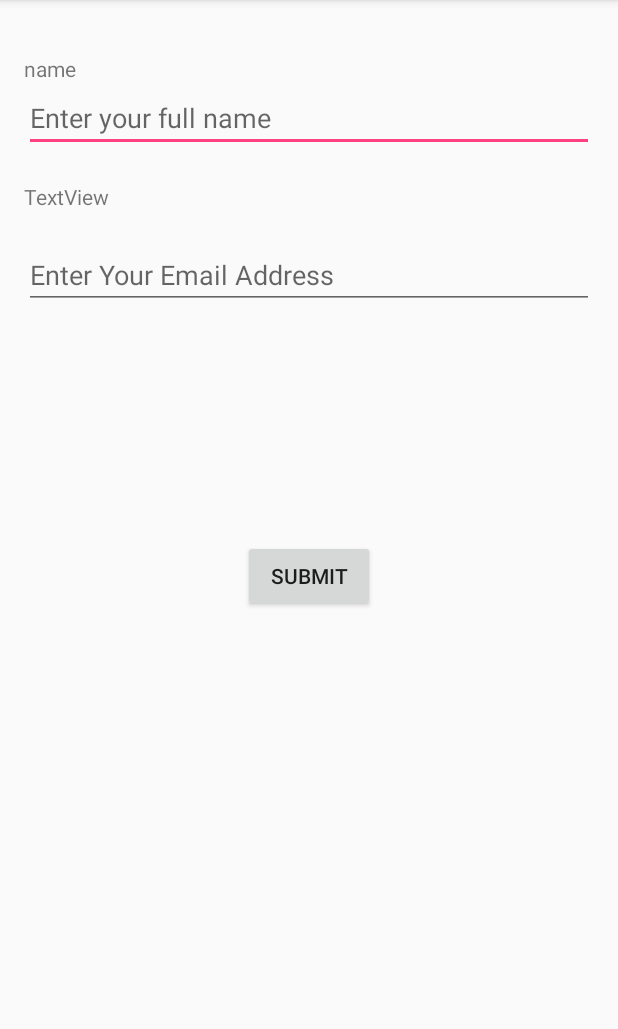
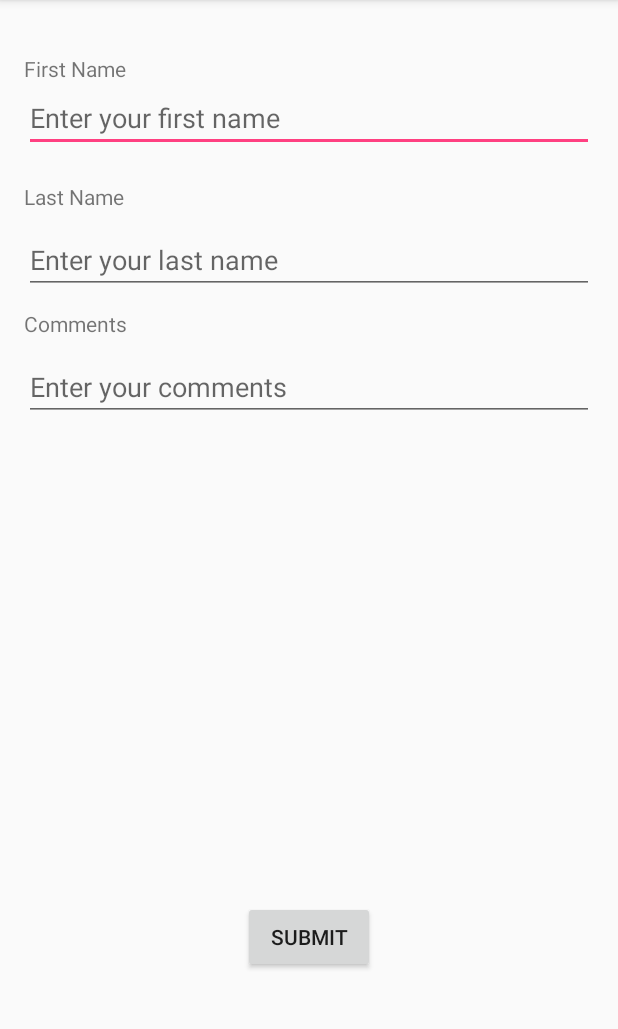
Before and after one commit to tando89/AndroidLearning, an Android app: the screen it shows after launch (MainActivity), after a tap on "SUBMIT", on a phone screen of 412 x 824 dp, the part 84-1113 px from its top. Run offline under Robolectric (Android 15) with nearby library versions, the phone set to English and light mode, and no system bars; our stand-ins replace Volley; network calls fail.

Commit message:
Using volley to add firstname, lastname, comments into mySQL server

```diff
--- a/VolleyInsertionData/app/src/main/java/com/tando/volleyinsertiondata/MainActivity.java
+++ b/VolleyInsertionData/app/src/main/java/com/tando/volleyinsertiondata/MainActivity.java
@@ -22,9 +22,9 @@ public class MainActivity extends AppCompatActivity {
 
     Button button;
 
-    EditText Name, Email;
+    EditText FirstName, LastName, Comment;
 
-    String server_url = "https://feedback-server-tand089.c9users.io/update_info.php";
+    String server_url = "https://feedback-server-tand089.c9users.io/addData.php";
 
     AlertDialog.Builder builder;
 
@@ -33,18 +33,20 @@ public class MainActivity extends AppCompatActivity {
         super.onCreate(savedInstanceState);
         setContentView(R.layout.activity_main);
         button = (Button) findViewById(R.id.bn);
-        Name   = (EditText) findViewById(R.id.name);
-        Email  = (EditText) findViewById(R.id.email);
-        builder = new AlertDialog.Builder(MainActivity.this);
+        FirstName  = (EditText) findViewById(R.id.FirstName);
+        LastName   = (EditText) findViewById(R.id.LastName);
+        Comment    = (EditText) findViewById(R.id.Comment);
+        builder    = new AlertDialog.Builder(MainActivity.this);
         //set onclick function for button bn
         button.setOnClickListener(new View.OnClickListener() {
             @Override
             public void onClick(View v) {
 
-                final String name, email;
+                final String firstName,lastName,comment;
 
-                    name = Name.getText().toString();
-                    email = Email.getText().toString();
+                firstName = FirstName.getText().toString();
+                lastName = LastName.getText().toString();
+                comment = Comment.getText().toString();
                 StringRequest stringRequest = new StringRequest(Request.Method.POST, server_url,
                         new Response.Listener<String>() {
                             @Override
@@ -54,8 +56,9 @@ public class MainActivity extends AppCompatActivity {
                                     builder.setPositiveButton("OK",new DialogInterface.OnClickListener(){
                                         @Override
                                         public void onClick(DialogInterface dialog, int which) {
-                                            Name.setText("");
-                                            Email.setText("");
+                                            FirstName.setText("");
+                                            LastName.setText("");
+                                            Comment.setText("");
                                         }
                                     });
                                 AlertDialog alertDialog = builder.create();
@@ -72,9 +75,9 @@ public class MainActivity extends AppCompatActivity {
                     @Override
                     protected Map<String, String> getParams() throws AuthFailureError {
                         Map<String, String> params = new HashMap<String, String>();
-                        params.put("name", name);
-                        params.put("email", email);
-
+                        params.put("FIRSTNAME", firstName);
+                        params.put("LASTNAME", lastName);
+                        params.put("SUBJECT", comment);
                         return params;
                     }
                 };
--- a/VolleyInsertionData/app/src/main/res/layout/activity_main.xml
+++ b/VolleyInsertionData/app/src/main/res/layout/activity_main.xml
@@ -13,7 +13,7 @@
     <TextView
         android:layout_width="wrap_content"
         android:layout_height="wrap_content"
-        android:text="name"
+        android:text="First Name"
         android:layout_marginTop="20dp"/>
 
     <EditText
@@ -21,18 +21,17 @@
         android:layout_height="wrap_content"
         android:inputType="textPersonName"
         android:ems="10"
-        android:layout_below="@+id/textView"
         android:layout_alignParentLeft="true"
         android:layout_alignParentStart="true"
         android:layout_marginTop="40dp"
-        android:id="@+id/name"
-        android:hint="Enter your full name" />
+        android:id="@+id/FirstName"
+        android:hint="Enter your first name" />
 
     <TextView
-        android:text="TextView"
+        android:text="Last Name"
         android:layout_width="wrap_content"
         android:layout_height="wrap_content"
-        android:layout_below="@+id/name"
+        android:layout_below="@+id/FirstName"
         android:layout_alignParentLeft="true"
         android:layout_alignParentStart="true"
         android:layout_marginTop="20dp"
@@ -46,15 +45,41 @@
         android:layout_below="@+id/textView2"
         android:layout_alignParentLeft="true"
         android:layout_alignParentStart="true"
-        android:layout_marginTop="20dp"
-        android:id="@+id/email"
-        android:hint="Enter Your Email Address" />
+        android:layout_marginTop="10dp"
+        android:id="@+id/LastName"
+        android:hint="Enter your last name" />
+
+    <TextView
+        android:text="Comments"
+        android:layout_width="wrap_content"
+        android:layout_height="wrap_content"
+        android:layout_below="@+id/LastName"
+        android:layout_alignParentLeft="true"
+        android:layout_alignParentStart="true"
+        android:layout_marginTop="10dp"
+        android:id="@+id/textView3" />
+
+    <EditText
+        android:layout_width="match_parent"
+        android:layout_height="wrap_content"
+        android:inputType="textPersonName"
+        android:ems="10"
+        android:layout_below="@+id/textView3"
+        android:layout_alignParentLeft="true"
+        android:layout_alignParentStart="true"
+        android:layout_marginTop="10dp"
+        android:hint="Enter your comments"
+        android:id="@+id/Comment" />
 
     <Button
         android:text="Submit"
         android:layout_width="wrap_content"
         android:layout_height="wrap_content"
-        android:layout_centerVertical="true"
+        android:id="@+id/bn"
+        android:layout_alignParentBottom="true"
         android:layout_centerHorizontal="true"
-        android:id="@+id/bn" />
+        android:layout_marginBottom="103dp" />
+
+
+
 </RelativeLayout>
```
